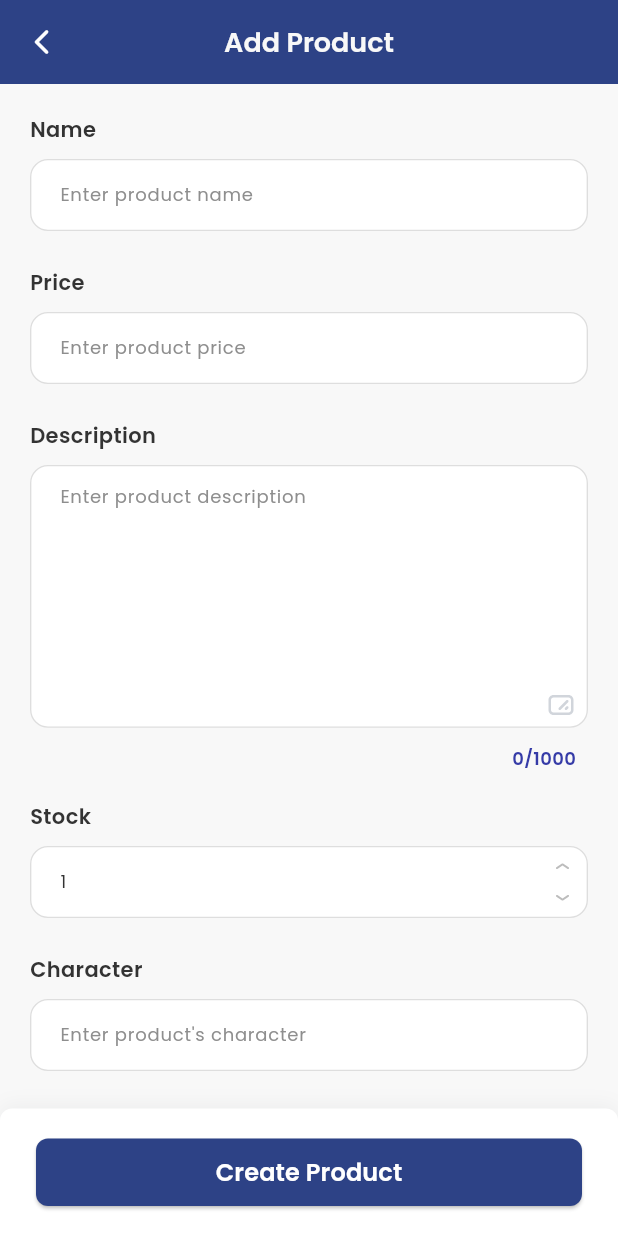
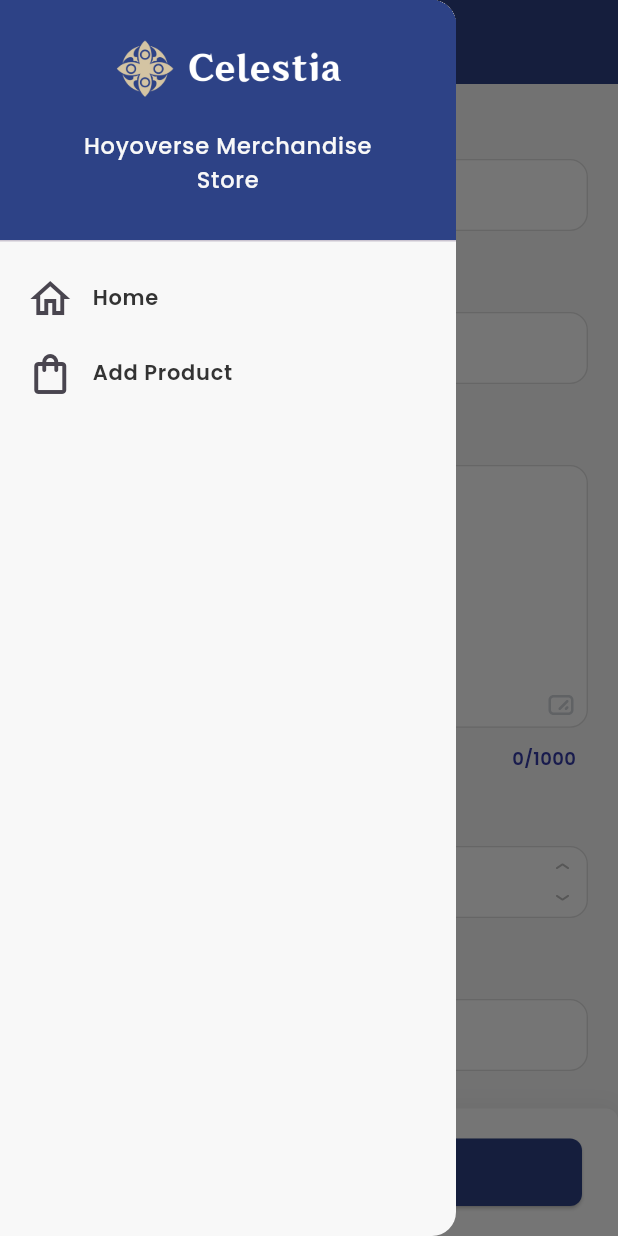
Before and after one commit to hyvos07/celestia-mobile, a Flutter app: the AddProductPage screen opened directly, with the side drawer open (before the commit the screen has no drawer), on a phone screen of 412 x 824 dp. Run offline on Flutter 3.47's test engine with Material 3 defaults, Android fonts, the light colour scheme and no system bars; our stand-ins replace cached_network_image, dotted_border, flutter_svg, google_fonts, image_picker, logger; network calls fail.

Commit message:
feat: add drawer

```diff
--- a/lib/features/main/presentation/pages/home_page.dart
+++ b/lib/features/main/presentation/pages/home_page.dart
@@ -38,6 +38,9 @@
     return Scaffold(
       backgroundColor: BaseColors.alabaster,
       appBar: AppBar(
+        iconTheme: const IconThemeData(
+          color: BaseColors.white,
+        ),
         centerTitle: true,
         title: Text(
           'Celestia',
@@ -47,6 +50,7 @@
         ),
         backgroundColor: BaseColors.furina3,
       ),
+      drawer: const LeftDrawer(),
       body: SingleChildScrollView(
         child: Padding(
           padding: const EdgeInsets.all(24),
--- a/lib/features/main/presentation/widgets/_widgets.dart
+++ b/lib/features/main/presentation/widgets/_widgets.dart
@@ -1,8 +1,9 @@
-import 'dart:ffi';
-
+import 'package:celestia_mobile/core/constants/_constants.dart';
 import 'package:celestia_mobile/core/themes/_themes.dart';
 import 'package:flutter/material.dart';
 
 import '../../../product/presentation/pages/_pages.dart';
+import '../pages/_pages.dart';
 
 part 'item_card.dart';
+part 'left_drawer.dart';
--- /dev/null
+++ b/lib/features/main/presentation/widgets/left_drawer.dart
@@ -0,0 +1,91 @@
+part of '_widgets.dart';
+
+class LeftDrawer extends StatelessWidget {
+  const LeftDrawer({super.key});
+
+  @override
+  Widget build(BuildContext context) {
+    return Drawer(
+      backgroundColor: BaseColors.alabaster,
+      child: ListView(
+        children: [
+          DrawerHeader(
+            decoration: const BoxDecoration(
+              color: BaseColors.furina3,
+            ),
+            child: Column(
+              children: [
+                Padding(
+                  padding: const EdgeInsets.symmetric(vertical: 10),
+                  child: Image(
+                    image: AssetImage(Assets.image.logoHorizontal),
+                    width: 150,
+                  ),
+                ),
+                const SizedBox(height: 10),
+                Text(
+                  "Hoyoverse Merchandise\nStore",
+                  textAlign: TextAlign.center,
+                  style: FontTheme.poppins10w500white().copyWith(
+                    fontSize: 15,
+                  ),
+                ),
+              ],
+            ),
+          ),
+          Padding(
+            padding: const EdgeInsets.symmetric(vertical: 5),
+            child: Column(
+              children: [
+                ListTile(
+                  contentPadding: const EdgeInsets.symmetric(
+                    horizontal: 17.5,
+                    vertical: 5,
+                  ),
+                  leading: const Icon(
+                    Icons.home_outlined,
+                    size: 32,
+                  ),
+                  title: Text(
+                    'Home',
+                    style: FontTheme.poppins14w600black(),
+                  ),
+                  onTap: () {
+                    Navigator.pushReplacement(
+                      context,
+                      MaterialPageRoute(
+                        builder: (context) => MyHomePage(),
+                      ),
+                    );
+                  },
+                ),
+                ListTile(
+                  contentPadding: const EdgeInsets.symmetric(
+                    horizontal: 17.5,
+                    vertical: 5,
+                  ),
+                  leading: const Icon(
+                    Icons.shopping_bag_outlined,
+                    size: 32,
+                  ),
+                  title: Text(
+                    'Add Product',
+                    style: FontTheme.poppins14w600black(),
+                  ),
+                  onTap: () {
+                    Navigator.pushReplacement(
+                      context,
+                      MaterialPageRoute(
+                        builder: (context) => const AddProductPage(),
+                      ),
+                    );
+                  },
+                ),
+              ],
+            ),
+          ),
+        ],
+      ),
+    );
+  }
+}
--- a/lib/features/product/presentation/pages/_pages.dart
+++ b/lib/features/product/presentation/pages/_pages.dart
@@ -2,6 +2,7 @@
 
 import 'package:cached_network_image/cached_network_image.dart';
 import 'package:celestia_mobile/core/themes/_themes.dart';
+import 'package:celestia_mobile/features/main/presentation/widgets/_widgets.dart';
 import 'package:celestia_mobile/features/product/presentation/widgets/_widgets.dart';
 import 'package:flutter/material.dart';
 import 'package:image_picker/image_picker.dart';
--- a/lib/features/product/presentation/pages/add_product.dart
+++ b/lib/features/product/presentation/pages/add_product.dart
@@ -33,13 +33,8 @@
     return Scaffold(
       backgroundColor: BaseColors.alabaster,
       appBar: AppBar(
-        leading: IconButton(
-          icon: const Icon(
-            Icons.arrow_back_ios_rounded,
-            color: BaseColors.white,
-            size: 20,
-          ),
-          onPressed: () => Navigator.pop(context),
+        iconTheme: const IconThemeData(
+          color: BaseColors.white,
         ),
         centerTitle: true,
         title: Text(
@@ -50,6 +45,7 @@
         ),
         backgroundColor: BaseColors.furina3,
       ),
+      drawer: const LeftDrawer(),
       body: Column(
         children: [
           Expanded(
@@ -66,14 +62,18 @@
                         style: FontTheme.poppins14w600black(),
                       ),
                       const SizedBox(height: 10),
-                      FormNameField(nameController: nameController),
+                      FormNameField(
+                        nameController: nameController,
+                      ),
                       const SizedBox(height: 24),
                       Text(
                         "Price",
                         style: FontTheme.poppins14w600black(),
                       ),
                       const SizedBox(height: 10),
-                      FormPriceField(priceController: priceController),
+                      FormPriceField(
+                        priceController: priceController,
+                      ),
                       const SizedBox(height: 24),
                       Text(
                         "Description",
@@ -81,35 +81,44 @@
                       ),
                       const SizedBox(height: 10),
                       FormDescField(
-                          descriptionController: descriptionController),
+                        descriptionController: descriptionController,
+                      ),
                       const SizedBox(height: 24),
                       Text(
                         "Stock",
                         style: FontTheme.poppins14w600black(),
                       ),
                       const SizedBox(height: 10),
-                      FormStockField(stockController: stockController),
+                      FormStockField(
+                        stockController: stockController,
+                      ),
                       const SizedBox(height: 24),
                       Text(
                         "Character",
                         style: FontTheme.poppins14w600black(),
                       ),
                       const SizedBox(height: 10),
-                      FormCharaField(charaController: charaController),
+                      FormCharaField(
+                        charaController: charaController,
+                      ),
                       const SizedBox(height: 24),
                       Text(
                         "Game",
                         style: FontTheme.poppins14w600black(),
                       ),
                       const SizedBox(height: 10),
-                      FormGameField(gameController: gameController),
+                      FormGameField(
+                        gameController: gameController,
+                      ),
                       const SizedBox(height: 24),
                       Text(
                         "Category",
                         style: FontTheme.poppins14w600black(),
                       ),
                       const SizedBox(height: 10),
-                      FormCategoryField(categoryController: categoryController),
+                      FormCategoryField(
+                        categoryController: categoryController,
+                      ),
                       const SizedBox(height: 30),
                       Row(
                         mainAxisAlignment: MainAxisAlignment.spaceBetween,
```
